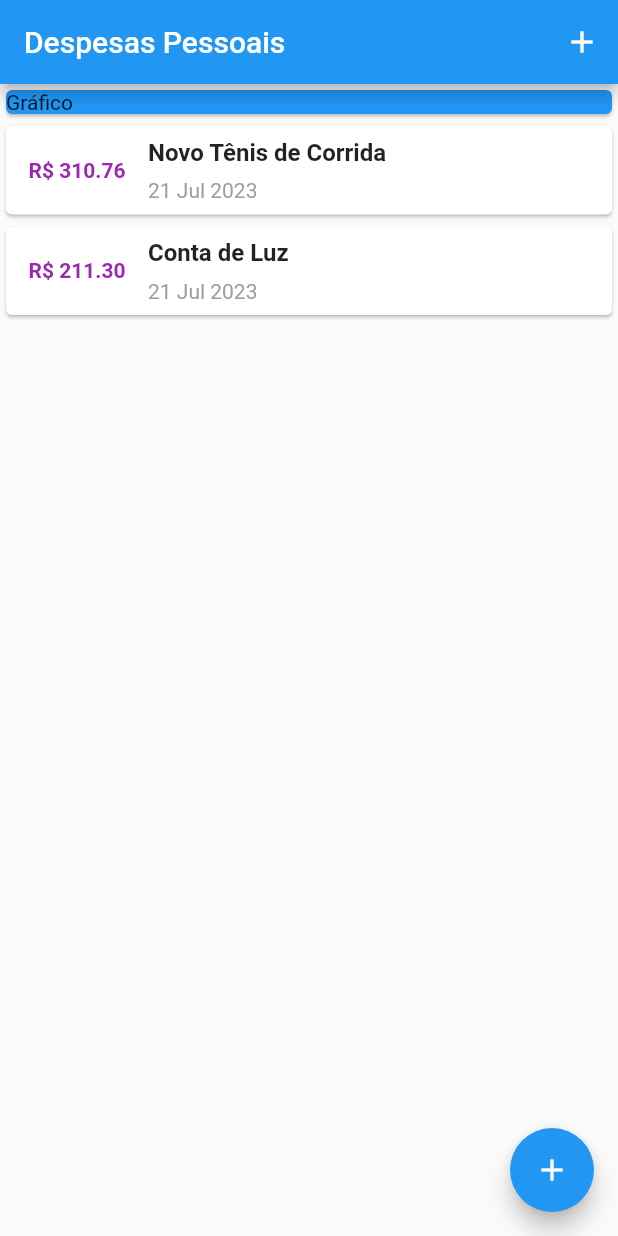
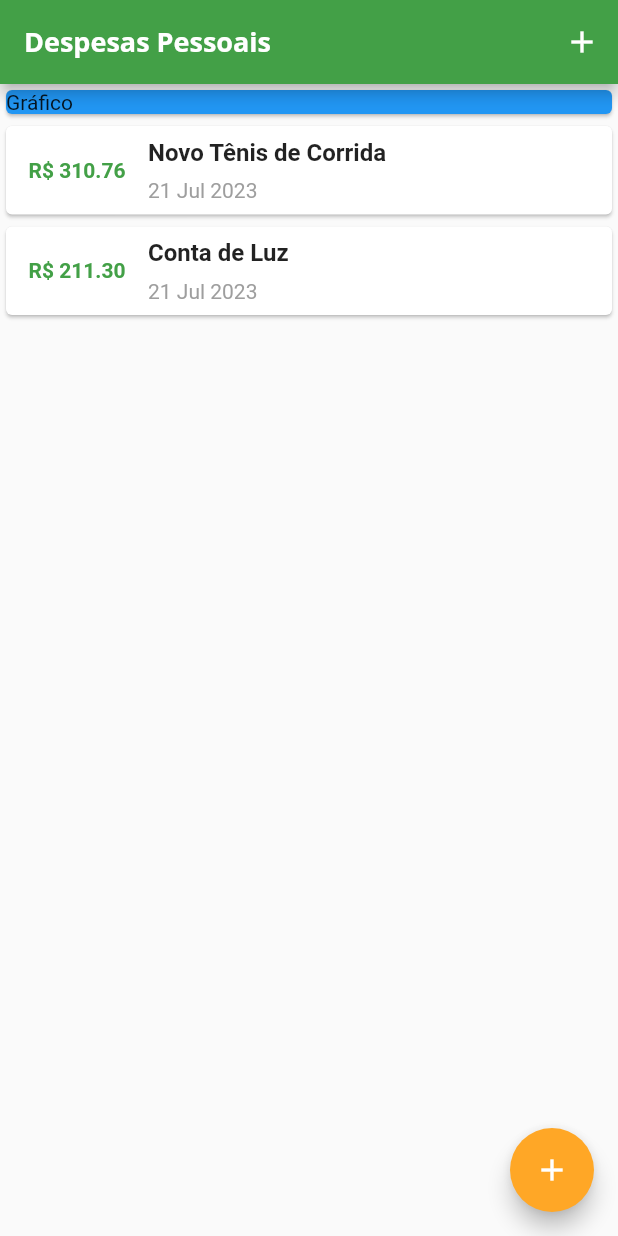
Before and after one commit to AlexBitar80/despesas_pessoais_app, a Flutter app: the screen it shows after launch, on a phone screen of 412 x 824 dp. Run offline on Flutter 3.47's test engine with Material 2 defaults, Android fonts, the phone set to English and light mode, and no system bars; our stand-ins replace flutter_svg.

Commit message:
feat: added custom fonts and global theme app

```diff
--- a/lib/components/transaction_card_list.dart
+++ b/lib/components/transaction_card_list.dart
@@ -30,10 +30,10 @@ class TransactionCardList extends StatelessWidget {
                     ),
                     child: Text(
                       'R\$ ${transaction.amount.toStringAsFixed(2)}',
-                      style: const TextStyle(
+                      style: TextStyle(
                         fontWeight: FontWeight.bold,
                         fontSize: 14.0,
-                        color: Colors.purple,
+                        color: Theme.of(context).colorScheme.primary,
                       ),
                     ),
                   ),
--- a/lib/main.dart
+++ b/lib/main.dart
@@ -15,8 +15,32 @@ class ExpensesApp extends StatelessWidget {
 
   @override
   Widget build(BuildContext context) {
-    return const MaterialApp(
-      home: MyHomePage(),
+    final ThemeData theme = ThemeData();
+
+    return MaterialApp(
+      debugShowCheckedModeBanner: false,
+      home: const MyHomePage(),
+      theme: theme.copyWith(
+        colorScheme: theme.colorScheme.copyWith(
+          primary: Colors.green[600],
+          secondary: Colors.orange[400],
+        ),
+        textTheme: theme.textTheme.copyWith(
+          titleLarge: const TextStyle(
+            fontFamily: 'OpenSans',
+            fontSize: 18,
+            fontWeight: FontWeight.bold,
+            color: Colors.black,
+          ),
+        ),
+        appBarTheme: const AppBarTheme(
+          titleTextStyle: TextStyle(
+            fontFamily: 'OpenSans',
+            fontSize: 18,
+            fontWeight: FontWeight.bold,
+          ),
+        ),
+      ),
     );
   }
 }
@@ -109,6 +133,7 @@ class _MyHomePageState extends State<MyHomePage> {
         ),
       ),
       floatingActionButton: FloatingActionButton(
+        backgroundColor: Theme.of(context).colorScheme.secondary,
         child: const Icon(Icons.add),
         onPressed: () => _openTransactionFormModal(context),
       ),
```
Also changed, not shown: pubspec.yaml (+13 -11 lines), assets/fonts/OpenSans-Bold.ttf (added), assets/fonts/OpenSans-Regular.ttf (added), assets/fonts/Quicksand-Bold.ttf (added), assets/fonts/Quicksand-Regular.ttf (added).
